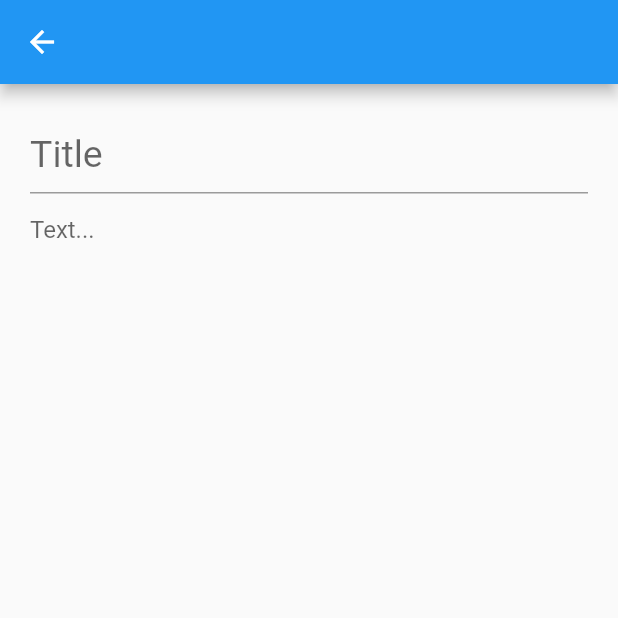
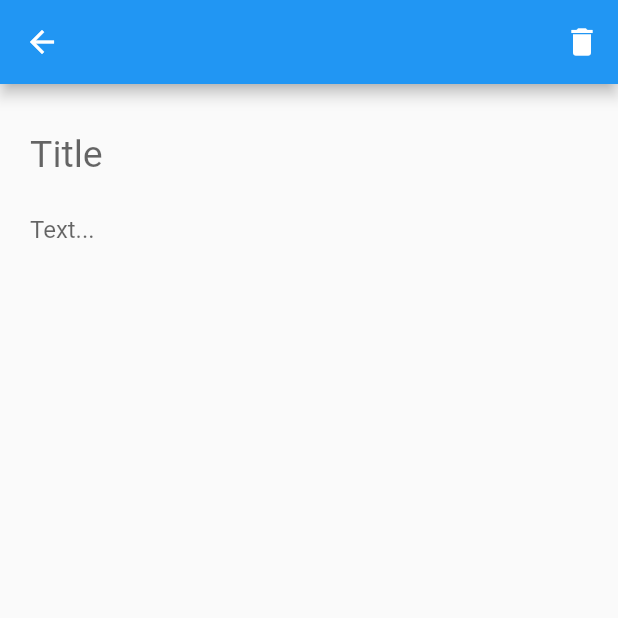
Before and after one commit to Erkebulan-Akhmediya/notes_app, a Flutter app: the screen it shows after launch, after a tap on the "add" icon, on a phone screen of 412 x 824 dp, the top half of it. Run offline on Flutter 3.47's test engine with Material 2 defaults, Android fonts, the phone set to English and light mode, and no system bars; our stand-ins replace flutter_bloc, shared_preferences.

Commit message:
note deleting

```diff
--- a/lib/views/note.dart
+++ b/lib/views/note.dart
@@ -60,7 +60,17 @@ class Note extends StatelessWidget {
     }
 
     return Scaffold(
-      appBar: AppBar(),
+      appBar: AppBar(
+        actions: <Widget>[
+          IconButton(
+            onPressed: () {
+              Navigator.pop(context);
+              BlocProvider.of<ListBloc>(context).add(DeleteNoteEvent(index));
+            },
+            icon: const Icon(Icons.delete),
+          ),
+        ],
+      ),
       body: Padding(
         padding: const EdgeInsets.all(20.0),
         child: BlocBuilder<ListBloc, List<NoteModel>>(
@@ -71,8 +81,16 @@ class Note extends StatelessWidget {
               _descriptionController.text = '';
             } else {
               final note = state[index];
-              _titleController.text = note.title;
-              _descriptionController.text = note.description;
+              // _titleController.text = note.title;
+              // _descriptionController.text = note.description;
+              _titleController.value = TextEditingValue(
+                text: note.title,
+                selection: TextSelection.collapsed(offset: note.title.length),
+              );
+              _descriptionController.value = TextEditingValue(
+                text: note.description,
+                selection: TextSelection.collapsed(offset: note.description.length),
+              );
             }
 
             return ListView(
@@ -81,6 +99,7 @@ class Note extends StatelessWidget {
                   controller: _titleController,
                   decoration: const InputDecoration(
                     hintText: 'Title',
+                    border: InputBorder.none,
                   ),
                   style: const TextStyle(
                     fontSize: 25,
```
Also changed, not shown: lib/bloc/list_bloc.dart (+26 -4 lines).
